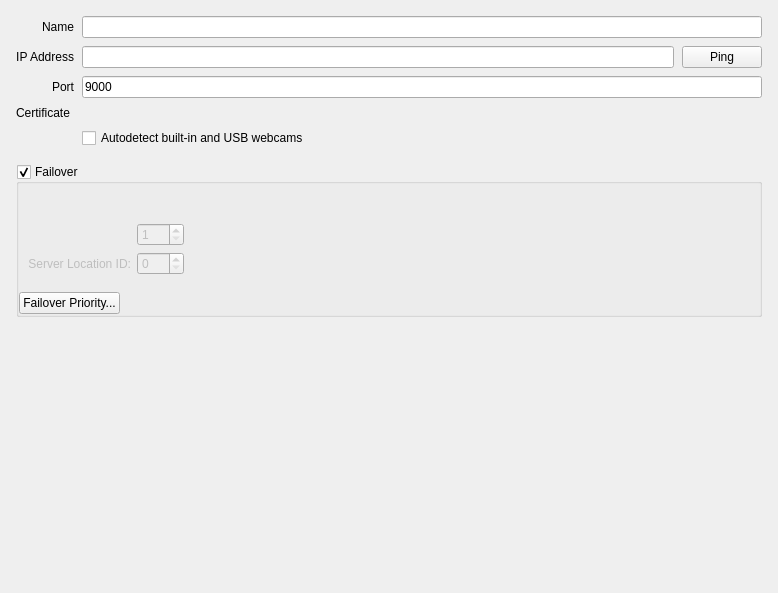
Qt form vms/client/nx_vms_client_desktop/src/ui/widgets/properties/server_settings_widget.ui (networkoptix/nx_open) before a commit.
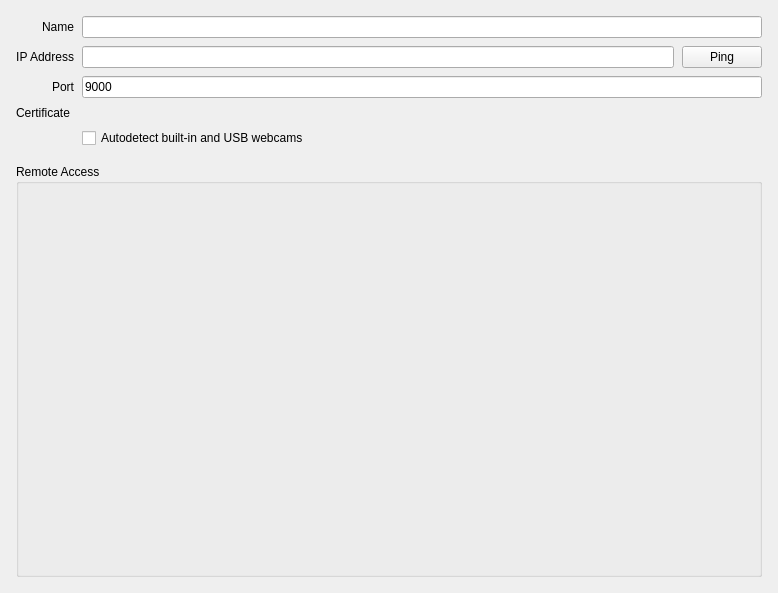
The same form after that commit. Custom widgets are drawn as their Qt base class.

Commit message: VMS-47868: Support remote access tool on client side

```diff
--- a/vms/client/nx_vms_client_desktop/src/ui/widgets/properties/server_settings_widget.ui
+++ b/vms/client/nx_vms_client_desktop/src/ui/widgets/properties/server_settings_widget.ui
@@ -181,139 +181,28 @@
        </layout>
       </item>
       <item>
-       <widget class="QGroupBox" name="failoverGroupBox">
+       <widget class="QGroupBox" name="remoteAccessGroupBox">
+        <property name="sizePolicy">
+         <sizepolicy hsizetype="Preferred" vsizetype="Expanding">
+          <horstretch>0</horstretch>
+          <verstretch>0</verstretch>
+         </sizepolicy>
+        </property>
+        <property name="minimumSize">
+         <size>
+          <width>0</width>
+          <height>370</height>
+         </size>
+        </property>
         <property name="title">
-         <string>Failover</string>
+         <string>Remote Access</string>
         </property>
         <property name="flat">
          <bool>true</bool>
         </property>
-        <property name="checkable">
-         <bool>true</bool>
-        </property>
-        <property name="checked">
-         <bool>true</bool>
-        </property>
-        <layout class="QVBoxLayout" name="verticalLayout_2">
-         <property name="spacing">
-          <number>8</number>
-         </property>
-         <property name="leftMargin">
-          <number>0</number>
-         </property>
-         <property name="topMargin">
-          <number>8</number>
-         </property>
-         <property name="rightMargin">
-          <number>0</number>
-         </property>
-         <property name="bottomMargin">
-          <number>0</number>
-         </property>
-         <item>
-          <widget class="QLabel" name="failoverWarningLabel"/>
-         </item>
-         <item>
-          <widget class="QWidget" name="maxCamerasWidget" native="true">
-           <property name="enabled">
-            <bool>false</bool>
-           </property>
-           <layout class="QGridLayout" name="gridLayout_2">
-            <item row="0" column="0">
-             <layout class="QGridLayout" name="gridLayout">
-              <item row="0" column="0">
-               <widget class="QLabel" name="maxCamerasLabel">
-                <property name="text">
-                 <string notr="true">&lt;Max. cameras on this server:&gt;</string>
-                </property>
-                <property name="alignment">
-                 <set>Qt::AlignRight|Qt::AlignTrailing|Qt::AlignVCenter</set>
-                </property>
-               </widget>
-              </item>
-              <item row="0" column="1">
-               <widget class="QSpinBox" name="maxCamerasSpinBox">
-                <property name="minimum">
-                 <number>1</number>
-                </property>
-                <property name="maximum">
-                 <number>256</number>
-                </property>
-                <property name="value">
-                 <number>1</number>
-                </property>
-               </widget>
-              </item>
-              <item row="0" column="2">
-               <spacer name="horizontalSpacer">
-                <property name="orientation">
-                 <enum>Qt::Horizontal</enum>
-                </property>
-                <property name="sizeHint" stdset="0">
-                 <size>
-                  <width>40</width>
-                  <height>20</height>
-                 </size>
-                </property>
-               </spacer>
-              </item>
-              <item row="1" column="0">
-               <widget class="QLabel" name="locationIdLabel">
-                <property name="text">
-                 <string>Server Location ID:</string>
-                </property>
-                <property name="alignment">
-                 <set>Qt::AlignRight|Qt::AlignTrailing|Qt::AlignVCenter</set>
-                </property>
-               </widget>
-              </item>
-              <item row="1" column="1">
-               <widget class="QSpinBox" name="locationIdSpinBox">
-                <property name="minimum">
-                 <number>0</number>
-                </property>
-                <property name="maximum">
-                 <number>256</number>
-                </property>
-                <property name="value">
-                 <number>0</number>
-                </property>
-               </widget>
-              </item>
-             </layout>
-            </item>
-           </layout>
-          </widget>
-         </item>
-         <item>
-          <widget class="QPushButton" name="failoverPriorityButton">
-           <property name="sizePolicy">
-            <sizepolicy hsizetype="Fixed" vsizetype="Fixed">
-             <horstretch>0</horstretch>
-             <verstretch>0</verstretch>
-            </sizepolicy>
-           </property>
-           <property name="text">
-            <string>Failover Priority...</string>
-           </property>
-          </widget>
-         </item>
-        </layout>
+        <layout class="QVBoxLayout" name="contentLayout"/>
        </widget>
       </item>
-      <item>
-       <spacer name="verticalSpacer">
-        <property name="orientation">
-         <enum>Qt::Vertical</enum>
-        </property>
-        <property name="sizeHint" stdset="0">
-         <size>
-          <width>20</width>
-          <height>207</height>
-         </size>
-        </property>
-       </spacer>
-      </item>
      </layout>
     </widget>
    </item>
```
The commit also changes 23 other files.
